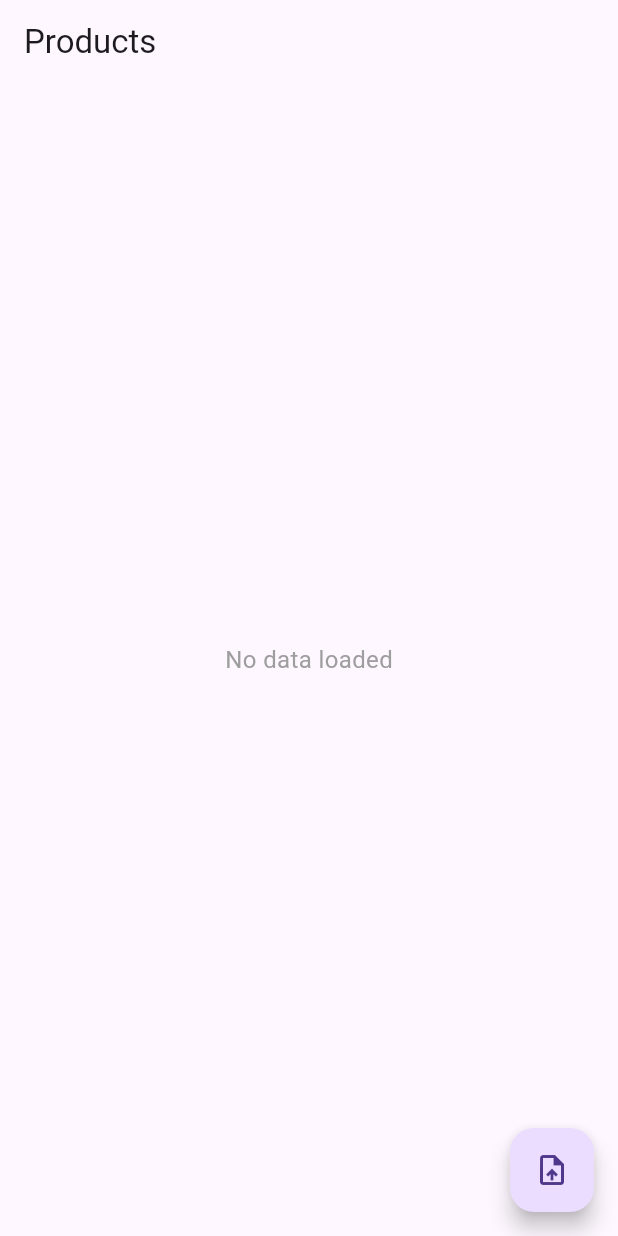
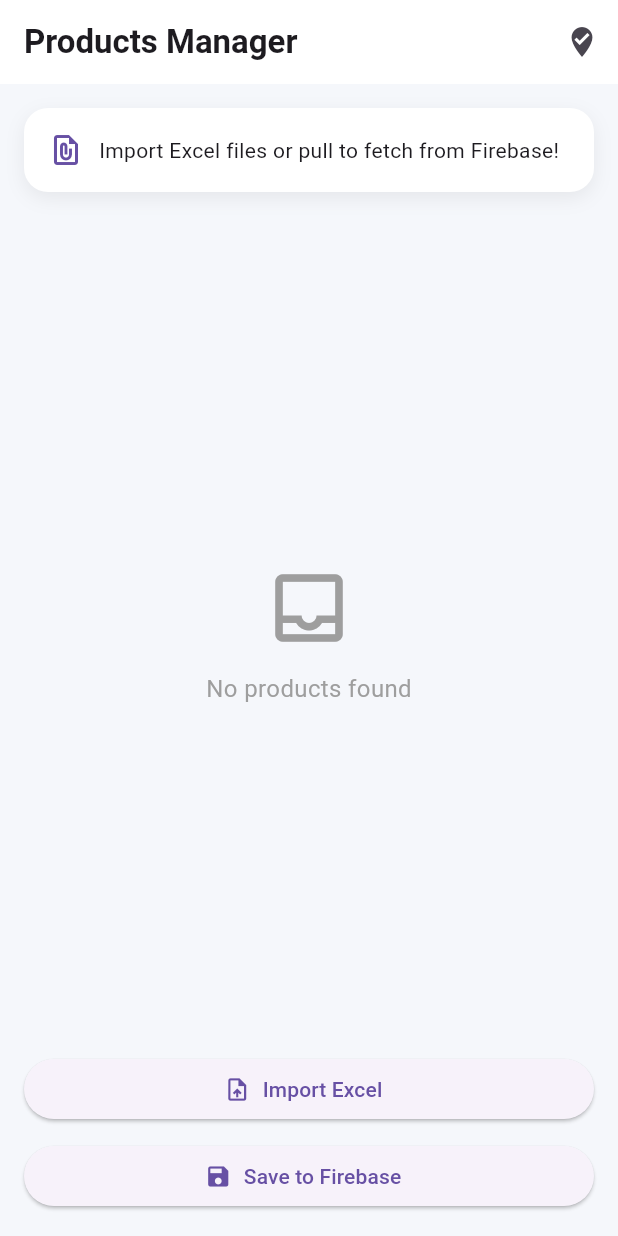
Before and after one commit to MohammedBazhair/excercises_apps, a Flutter app: the screen it shows after launch, on a phone screen of 412 x 824 dp. Run offline on Flutter 3.47's test engine with Material 3 defaults, Android fonts, the phone set to English and light mode, and no system bars; our stand-ins replace cloud_firestore, file_picker, firebase_core; missing offline and left inert: excel; accounts and stored records are empty.

Commit message:
Integrate Firebase for product management and Excel import functionality - Add Firebase core and Firestore dependencies - Implement Excel product import and display - Create services for file picking and Firestore operations - Refactor product model and UI components for better structure - Remove legacy Excel product page

```diff
--- a/lib/excel_product_page.dart
+++ /dev/null
@@ -1,189 +0,0 @@
-import 'dart:io';
-
-import 'package:excel/excel.dart';
-import 'package:flutter/foundation.dart';
-import 'package:flutter/material.dart';
-import 'package:test_off/main.dart';
-
-/// صفحة عرض المنتجات المقروءة من Excel
-class ExcelProductsPage extends StatefulWidget {
-  const ExcelProductsPage({super.key});
-
-  @override
-  State<ExcelProductsPage> createState() => _ExcelProductsPageState();
-}
-
-class _ExcelProductsPageState extends State<ExcelProductsPage> {
-  /// القائمة النهائية للمنتجات
-  List<Product> _products = [];
-
-  /// مؤشر تحميل بسيط للواجهة
-  bool _isLoading = false;
-
-  /// تحميل ملف Excel وقراءته
-  Future<void> loadExcel() async {
-    try {
-      // اختيار ملف Excel من الجهاز
-      final filePath = await pickExcelFile();
-      if (filePath == null) return;
-
-      setState(() {
-        _isLoading = true;
-      });
-
-      // قراءة المنتجات من الملف
-      final result = readProductsFromExcel(filePath);
-
-      _products = result;
-    } catch (e) {
-      // في المشاريع الحقيقية يفضل logging framework
-      print(e);
-    } finally {
-      setState(() {
-        _isLoading = false;
-      });
-    }
-  }
-
-  /// إنشاء ملف Excel جديد وحفظه في مجلد يختاره المستخدم
-  Future<void> saveExcel() async {
-    // إنشاء ملف Excel فارغ
-    final Excel excel = Excel.createExcel();
-
-    // الحصول على أول Sheet (يتم إنشاؤه تلقائيًا)
-    final sheet = excel.sheets.values.first;
-
-    // دعم الاتجاه من اليمين لليسار (للعربية)
-    sheet.isRTL = true;
-
-    // الصفوف (Headers + Data)
-    final row0 = [TextCellValue('Product Name'), TextCellValue('Price')];
-
-    final row1 = [TextCellValue('Laptop Dell'), DoubleCellValue(1500)];
-
-    final row2 = [TextCellValue('Mouse'), DoubleCellValue(50)];
-
-    // إضافة الصفوف إلى الشيت
-    excel.appendRow(sheet.sheetName, row0);
-    excel.appendRow(sheet.sheetName, row1);
-    excel.appendRow(sheet.sheetName, row2);
-
-    // تحويل ملف Excel إلى bytes
-    final fileBytes = excel.save(fileName: 'FlutterExcel.xlsx');
-    if (fileBytes == null) return;
-
-    // اختيار مجلد الحفظ
-    final path = await pickOutputFolder();
-    if (path == null) return;
-
-    // المسار النهائي للملف
-    final pathFile = '$path/test.xlsx';
-
-    // كتابة الملف فعليًا على القرص
-    final file = File(pathFile);
-    await file.writeAsBytes(fileBytes);
-  }
-
-  /// قراءة المنتجات من ملف Excel وتحويلها إلى List<Product>
-  List<Product> readProductsFromExcel(String path) {
-    try {
-      // قراءة الملف كـ bytes
-      final File file = File(path);
-      final Uint8List bytes = file.readAsBytesSync();
-
-      // فك ترميز ملف Excel
-      final Excel excel = Excel.decodeBytes(bytes);
-
-      // افتراض أن أول Sheet يحتوي على البيانات
-      final Sheet productsSheet = excel.tables.values.first;
-
-      final List<Product> products = [];
-
-      // بدء القراءة من الصف الثاني (تجاوز العناوين)
-      for (int i = 1; i < productsSheet.rows.length; i++) {
-        final row = productsSheet.rows[i];
-
-        final name = row[0]?.value.toString() ?? 'without name';
-
-        final price = double.tryParse(row[1]?.value.toString() ?? '0') ?? 0;
-
-        products.add(Product(name: name, price: price));
-
-        // لأغراض التتبع أثناء التطوير
-        print(i);
-      }
-
-      return products;
-    } catch (e, st) {
-      print(e);
-      print(st);
-      return [];
-    }
-  }
-
-  @override
-  Widget build(BuildContext context) {
-    return Scaffold(
-      appBar: AppBar(
-        title: const Text('Products'),
-        actions: [
-          // مؤشر تحميل بسيط في شريط التطبيق
-          if (_isLoading)
-            const Padding(
-              padding: EdgeInsets.symmetric(horizontal: 16),
-              child: Center(
-                child: SizedBox(
-                  width: 18,
-                  height: 18,
-                  child: CircularProgressIndicator(strokeWidth: 2),
-                ),
-              ),
-            ),
-        ],
-      ),
-
-      // عرض رسالة في حال عدم وجود بيانات
-      body: _products.isEmpty
-          ? const Center(
-              child: Text(
-                'No data loaded',
-                style: TextStyle(fontSize: 16, color: Colors.grey),
-              ),
-            )
-          : ListView.builder(
-              itemCount: _products.length,
-              itemBuilder: (context, index) {
-                final product = _products[index];
-
-                return ListTile(
-                  dense: true,
-                  leading: CircleAvatar(
-                    radius: 18,
-                    child: Text(
-                      product.name.isNotEmpty
-                          ? product.name[0].toUpperCase()
-                          : '?',
-                    ),
-                  ),
-                  title: Text(
-                    product.name,
-                    maxLines: 1,
-                    overflow: TextOverflow.ellipsis,
-                  ),
-                  subtitle: Text('Item ${index + 1}'),
-                  trailing: Text(
-                    '\$${product.price}',
-                    style: const TextStyle(fontWeight: FontWeight.bold),
-                  ),
-                );
-              },
-            ),
-
-      // زر حفظ ملف Excel
-      floatingActionButton: FloatingActionButton(
-        onPressed: () async => await saveExcel(),
-        child: const Icon(Icons.upload_file),
-      ),
-    );
-  }
-}
--- /dev/null
+++ b/lib/src/presentation/screens/excel_product_page.dart
@@ -0,0 +1,180 @@
+import 'dart:io';
+import 'dart:typed_data';
+
+import 'package:cloud_firestore/cloud_firestore.dart';
+import 'package:excel/excel.dart';
+import 'package:flutter/material.dart';
+import 'package:test_off/src/models/product.dart';
+import 'package:test_off/src/presentation/widgets/import_info_card.dart';
+import 'package:test_off/src/services/file_picker_service.dart';
+import 'package:test_off/src/services/products_service.dart';
+import '../widgets/product_card_tile.dart';
+import '../widgets/empty_products_state.dart';
+
+class ExcelProductsPage extends StatefulWidget {
+  const ExcelProductsPage({super.key});
+
+  @override
+  State<ExcelProductsPage> createState() => _ExcelProductsPageState();
+}
+
+class _ExcelProductsPageState extends State<ExcelProductsPage> {
+  List<Product> _products = [];
+  bool _isLoading = false;
+  Source _source = Source.serverAndCache;
+
+  Future<void> loadExcel() async {
+    try {
+      // اختيار ملف Excel من الجهاز
+      final filePath = await FilePickerService.pickExcelFile();
+
+      if (filePath == null) return;
+
+      setState(() => _isLoading = true);
+
+      // قراءة المنتجات من الملف
+      final result = readProductsFromExcel(filePath);
+
+      _products = result;
+      _source = Source.cache;
+    } catch (e) {
+      // في المشاريع الحقيقية يفضل logging framework
+      print(e);
+    } finally {
+      setState(() => _isLoading = false);
+    }
+  }
+
+  List<Product> readProductsFromExcel(String path) {
+    try {
+      // قراءة الملف كـ bytes
+      final File file = File(path);
+      final Uint8List bytes = file.readAsBytesSync();
+
+      // فك ترميز ملف Excel
+      final Excel excel = Excel.decodeBytes(bytes);
+
+      // افتراض أن أول Sheet يحتوي على البيانات
+      final Sheet productsSheet = excel.tables.values.first;
+
+      final List<Product> products = [];
+
+      // بدء القراءة من الصف الثاني (تجاوز العناوين)
+      for (int i = 1; i < productsSheet.rows.length; i++) {
+        final row = productsSheet.rows[i];
+
+        final name = row[0]?.value.toString() ?? 'without name';
+
+        final price = double.tryParse(row[1]?.value.toString() ?? '0') ?? 0;
+
+        products.add(Product(name: name, price: price));
+      }
+
+      return products;
+    } catch (e, st) {
+      print(e);
+      print(st);
+      return [];
+    }
+  }
+
+  @override
+  Widget build(BuildContext context) {
+    return Scaffold(
+      backgroundColor: const Color(0xffF5F7FB),
+
+      appBar: AppBar(
+        elevation: 0,
+        backgroundColor: Colors.white,
+        title: const Text(
+          'Products Manager',
+          style: TextStyle(fontWeight: FontWeight.bold),
+        ),
+        actions: [
+          IconButton(
+            tooltip: 'جلب المنتجات الذي سعرها على الاقل 300',
+            onPressed: () async {
+              final products = await ProductsService().fetchProductsWhere(300);
+              setState(() {
+                _products = products;
+                _source = Source.server;
+              });
+            },
+            icon: Icon(Icons.where_to_vote),
+          ),
+        ],
+      ),
+
+      body: Padding(
+        padding: const EdgeInsets.all(16.0),
+        child: Column(
+          children: [
+            Expanded(
+              child: RefreshIndicator(
+                onRefresh: () async {
+                  final products = await ProductsService().fetchProducts();
+                  setState(() {
+                    _products = products;
+                    _source = Source.server;
+                  });
+                },
+                child: CustomScrollView(
+                  slivers: [
+                    SliverToBoxAdapter(
+                      child: ImportInfoCard(
+                        message:
+                            'Import Excel files or pull to fetch from Firebase!',
+                      ),
+                    ),
+
+                    if (_isLoading)
+                      const SliverFillRemaining(
+                        child: Center(child: CircularProgressIndicator()),
+                      )
+                    else if (_products.isEmpty)
+                      const SliverFillRemaining(child: EmptyProductsState())
+                    else
+                      SliverList(
+                        delegate: SliverChildBuilderDelegate((context, index) {
+                          return ProductCardTile(
+                            product: _products[index],
+                            index: index,
+                            source: _source,
+                          );
+                        }, childCount: _products.length),
+                      ),
+                  ],
+                ),
+              ),
+            ),
+
+            // ⭐ الأزرار هنا خارج scroll
+            Column(
+              crossAxisAlignment: .stretch,
+              children: [
+                ElevatedButton.icon(
+                  onPressed: loadExcel,
+                  icon: const Icon(Icons.upload_file),
+                  label: const Text('Import Excel'),
+                ),
+
+                const SizedBox(height: 10),
+
+                ElevatedButton.icon(
+                  onPressed: () async {
+                    setState(() => _isLoading = true);
+                    await ProductsService().addProducts(_products);
+
+                    setState(() => _isLoading = false);
+                  },
+                  icon: const Icon(Icons.save),
+                  label: const Text('Save to Firebase'),
+                ),
+              ],
+            ),
+          ],
+        ),
+      ),
+    );
+  }
+}
--- /dev/null
+++ b/lib/src/presentation/widgets/empty_products_state.dart
@@ -0,0 +1,22 @@
+import 'package:flutter/material.dart';
+
+class EmptyProductsState extends StatelessWidget {
+  const EmptyProductsState({super.key});
+
+  @override
+  Widget build(BuildContext context) {
+    return const Center(
+      child: Column(
+        mainAxisAlignment: MainAxisAlignment.center,
+        children: [
+          Icon(Icons.inbox_outlined, size: 60, color: Colors.grey),
+          SizedBox(height: 12),
+          Text(
+            'No products found',
+            style: TextStyle(fontSize: 16, color: Colors.grey),
+          ),
+        ],
+      ),
+    );
+  }
+}
--- /dev/null
+++ b/lib/src/presentation/widgets/import_info_card.dart
@@ -0,0 +1,47 @@
+import 'package:flutter/material.dart';
+
+class ImportInfoCard extends StatelessWidget {
+  const ImportInfoCard({
+    super.key,
+    this.icon = Icons.file_present_outlined,
+    required this.message,
+    this.backgroundColor = Colors.white,
+    this.borderRadius = 16,
+  });
+
+  final IconData icon;
+  final String message;
+  final Color backgroundColor;
+  final double borderRadius;
+
+  @override
+  Widget build(BuildContext context) {
+    return Container(
+      padding: EdgeInsets.all(16),
+      margin: EdgeInsets.only(bottom: 16),
+      decoration: BoxDecoration(
+        color: backgroundColor,
+        borderRadius: BorderRadius.circular(borderRadius),
+        boxShadow: const [
+          BoxShadow(
+            color: Color(0x11000000),
+            blurRadius: 10,
+            offset: Offset(0, 4),
+          ),
+        ],
+      ),
+      child: Row(
+        children: [
+          Icon(icon, color: Theme.of(context).primaryColor),
+          const SizedBox(width: 10),
+          Expanded(
+            child: Text(
+              message,
+              style: const TextStyle(fontSize: 14, height: 1.4),
+            ),
+          ),
+        ],
+      ),
+    );
+  }
+}
--- /dev/null
+++ b/lib/src/services/products_service.dart
@@ -0,0 +1,63 @@
+import 'package:cloud_firestore/cloud_firestore.dart';
+import 'package:test_off/src/models/product.dart';
+
+class ProductsService {
+  ProductsService._();
+
+  static final FirebaseFirestore _firestore = FirebaseFirestore.instance;
+
+  final CollectionReference<Map<String, dynamic>> _productsCollection =
+      _firestore.collection('products');
+
+  static final ProductsService _instance = ProductsService._();
+
+  factory ProductsService() => _instance;
+
+  Future<void> addProduct(Product product) async {
+    try {
+      await _productsCollection.add(product.toMap());
+    } catch (e) {
+      print(e);
+    }
+  }
+
+  Future<void> addProducts(List<Product> products) async {
+    try {
+      final batch = _firestore.batch();
+
+      for (final product in products) {
+        final docRef = _productsCollection.doc();
+        batch.set(docRef, product.toMap());
+      }
+
+      await batch.commit();
+      print('Saved to Firebase');
+    } catch (e) {
+      print(e);
+    }
+  }
+
+  Future<List<Product>> fetchProducts() async {
+    try {
+      final snapshots = await _productsCollection.get();
+
+      return snapshots.docs.map((doc) => Product.fromMap(doc.data())).toList();
+    } catch (e) {
+      print(e);
+      return [];
+    }
+  }
+
+  Future<List<Product>> fetchProductsWhere(double smallerPrice) async {
+    try {
+      final snapshots = await _productsCollection
+          .where('price', isGreaterThanOrEqualTo: smallerPrice)
+          .get();
+
+      return snapshots.docs.map((doc) => Product.fromMap(doc.data())).toList();
+    } catch (e) {
+      print(e);
+      return [];
+    }
+  }
+}
--- a/pubspec.yaml
+++ b/pubspec.yaml
@@ -12,6 +12,8 @@ dependencies:
   file_picker: ^10.3.10
   excel: ^4.0.6
   permission_handler: ^12.0.1
+  firebase_core: ^4.7.0
+  cloud_firestore: ^6.3.0
 
 dev_dependencies:
   flutter_test:
```
Also changed, not shown: lib/main.dart (+6 -38 lines), lib/src/models/product.dart (added, +27 -0 lines), lib/src/presentation/widgets/product_card_tile.dart (added, +55 -0 lines), lib/src/services/file_picker_service.dart (added, +18 -0 lines), firebase.json (added), lib/firebase_options.dart (added), pubspec.lock, 6 other files.
